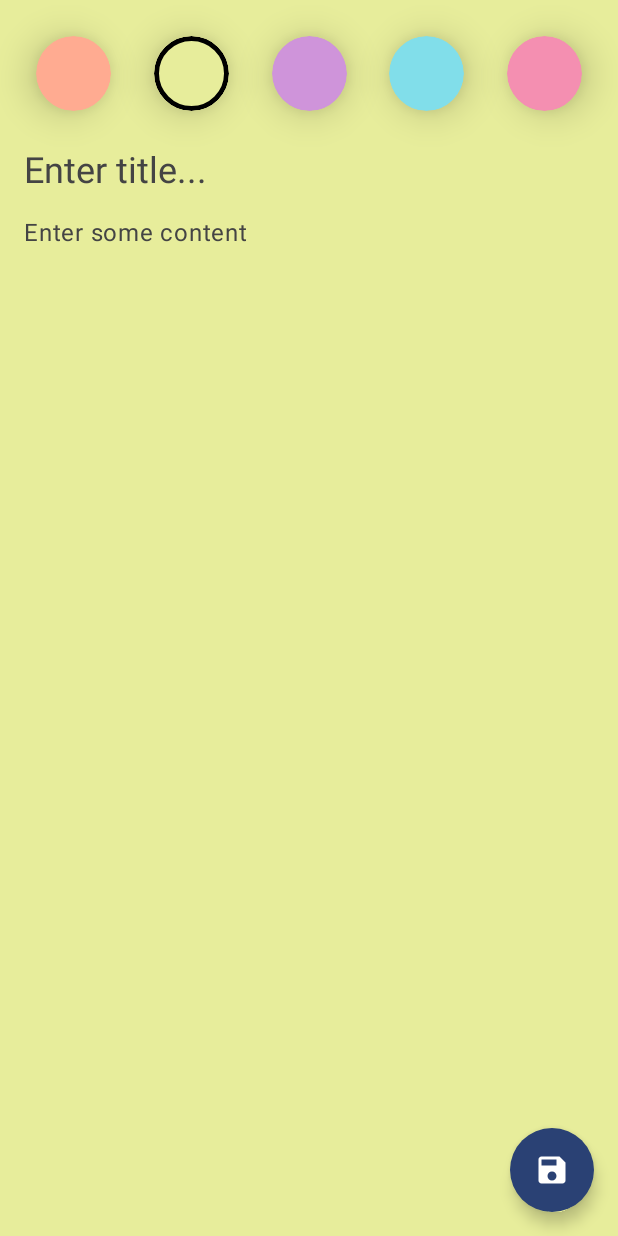
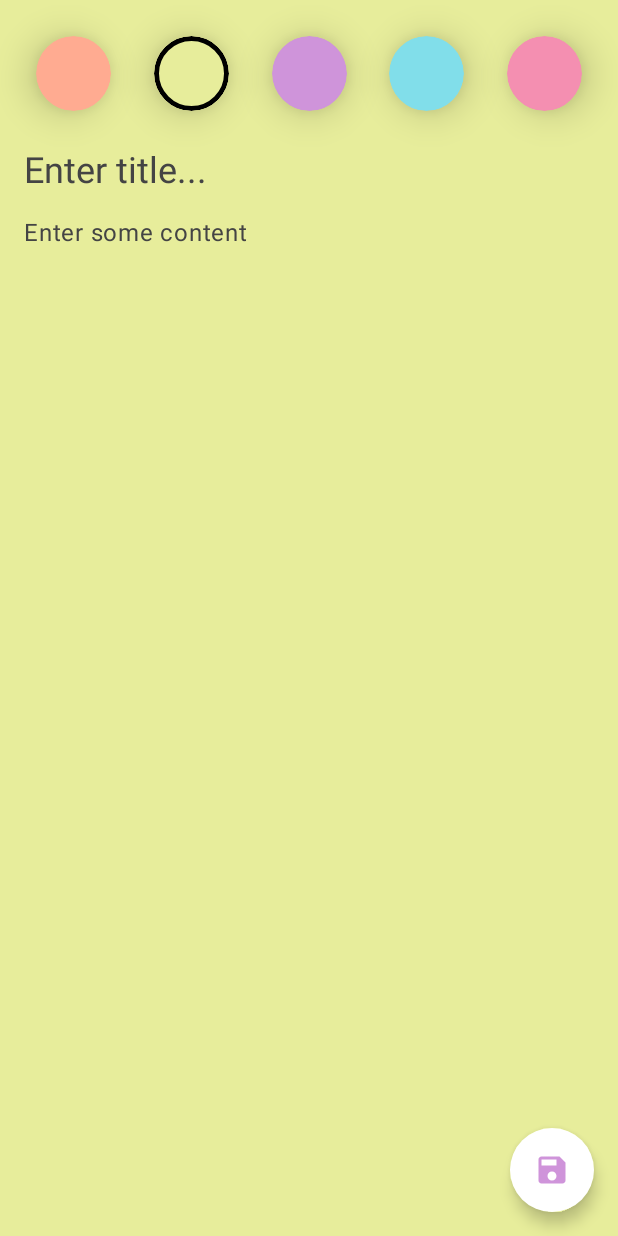
Before and after one commit to usrmrz/Enotes, an Android app built with Jetpack Compose: the screen it shows after launch (MainActivity), after a tap on "Add Note", on a phone screen of 412 x 824 dp. Run offline under Robolectric (Android 15) with nearby library versions, the phone set to English and light mode, and no system bars; our stand-ins replace Dagger/Hilt's generated code, Room's generated code; 1 other tap on this screen came first.

Commit message:
replace kapt with ksp. rewrite theme.kt

```diff
--- a/app/src/main/java/dev/usrmrz/enotes/feature_note/presentation/MainActivity.kt
+++ b/app/src/main/java/dev/usrmrz/enotes/feature_note/presentation/MainActivity.kt
@@ -3,8 +3,11 @@ package dev.usrmrz.enotes.feature_note.presentation
 import android.os.Bundle
 import androidx.activity.ComponentActivity
 import androidx.activity.compose.setContent
+import androidx.compose.foundation.layout.fillMaxSize
 import androidx.compose.material3.MaterialTheme
 import androidx.compose.material3.Surface
+import androidx.compose.ui.Modifier
+import androidx.compose.ui.graphics.Color
 import androidx.navigation.NavType
 import androidx.navigation.compose.NavHost
 import androidx.navigation.compose.composable
@@ -23,7 +26,11 @@ class MainActivity : ComponentActivity() {
         setContent {
             EnotesTheme {
                 Surface(
-                    color = MaterialTheme.colorScheme.background
+//                    color = MaterialTheme.colorScheme.onSurface
+                    color = Color.Red,
+                    contentColor = Color.Red,
+                    modifier = Modifier.fillMaxSize()
+
                 ) {
                     val navController = rememberNavController()
                     NavHost(
--- a/app/src/main/java/dev/usrmrz/enotes/feature_note/presentation/notes/NotesScreen.kt
+++ b/app/src/main/java/dev/usrmrz/enotes/feature_note/presentation/notes/NotesScreen.kt
@@ -54,12 +54,6 @@ fun NotesScreen(
     Scaffold(
         floatingActionButton = {
             FloatingActionButton(
-//                modifier = Modifier
-//                    .padding(16.dp)
-//                    .shadow(
-//                        elevation = 3.dp,
-//                        shape = RoundedCornerShape(50)
-//                    ),
                 onClick = {
                     navController.navigate(Screen.AddEditNoteScreen.route)
                 },
@@ -89,7 +83,7 @@ fun NotesScreen(
                 verticalAlignment = Alignment.CenterVertically
             ) {
                 Text(
-                    text = "Your notes app",
+                    text = "eNotes App",
                     style = MaterialTheme.typography.headlineLarge
                 )
                 IconButton(
--- a/app/src/main/java/dev/usrmrz/enotes/ui/theme/Theme.kt
+++ b/app/src/main/java/dev/usrmrz/enotes/ui/theme/Theme.kt
@@ -1,15 +1,11 @@
 package dev.usrmrz.enotes.ui.theme
 
-import android.os.Build
 import androidx.compose.foundation.isSystemInDarkTheme
 import androidx.compose.material3.MaterialTheme
 import androidx.compose.material3.darkColorScheme
-import androidx.compose.material3.dynamicDarkColorScheme
-import androidx.compose.material3.dynamicLightColorScheme
 import androidx.compose.material3.lightColorScheme
 import androidx.compose.runtime.Composable
 import androidx.compose.ui.graphics.Color
-import androidx.compose.ui.platform.LocalContext
 
 private val DarkColorScheme = darkColorScheme(
     primary = Color.White,
@@ -21,11 +17,14 @@ private val DarkColorScheme = darkColorScheme(
 
 private val LightColorScheme = lightColorScheme(
     primary = Color.White,
-    secondary = BabyBlue,
-    tertiary = Violet,
-    background = RedOrange,
-    onBackground = RedPink,
-    surface = LightGreen
+    onPrimary = Violet,
+//    secondary = BabyBlue,
+//    onSecondary = Color.White,
+//    tertiary = RedPink,
+    background = Color(0xFFF3A3F3),
+    onBackground = Color(0xFF3F3F3F),
+//    surface = Color(0xFF0D47A1),
+    onSurface = Color(0xFF1C1B1F),
 
     /* Other default colors to override
     background = Color(0xFFFFFBFE),
@@ -41,21 +40,12 @@ private val LightColorScheme = lightColorScheme(
 @Composable
 fun EnotesTheme(
     darkTheme: Boolean = isSystemInDarkTheme(),
-    // Dynamic color is available on Android 12+
-    dynamicColor: Boolean = true,
     content: @Composable () -> Unit
 ) {
-    val colorScheme = when {
-        dynamicColor && Build.VERSION.SDK_INT >= Build.VERSION_CODES.S -> {
-            val context = LocalContext.current
-            if (darkTheme) dynamicDarkColorScheme(context) else dynamicLightColorScheme(context)
-        }
-        darkTheme -> DarkColorScheme
-        else -> LightColorScheme
-    }
+    val noteColorScheme = if (darkTheme) DarkColorScheme else LightColorScheme
 
     MaterialTheme(
-        colorScheme = colorScheme,
+        colorScheme = noteColorScheme,
         typography = Typography,
         shapes = Shapes,
         content = content
```
Also changed, not shown: app/build.gradle.kts (+9 -13 lines).
